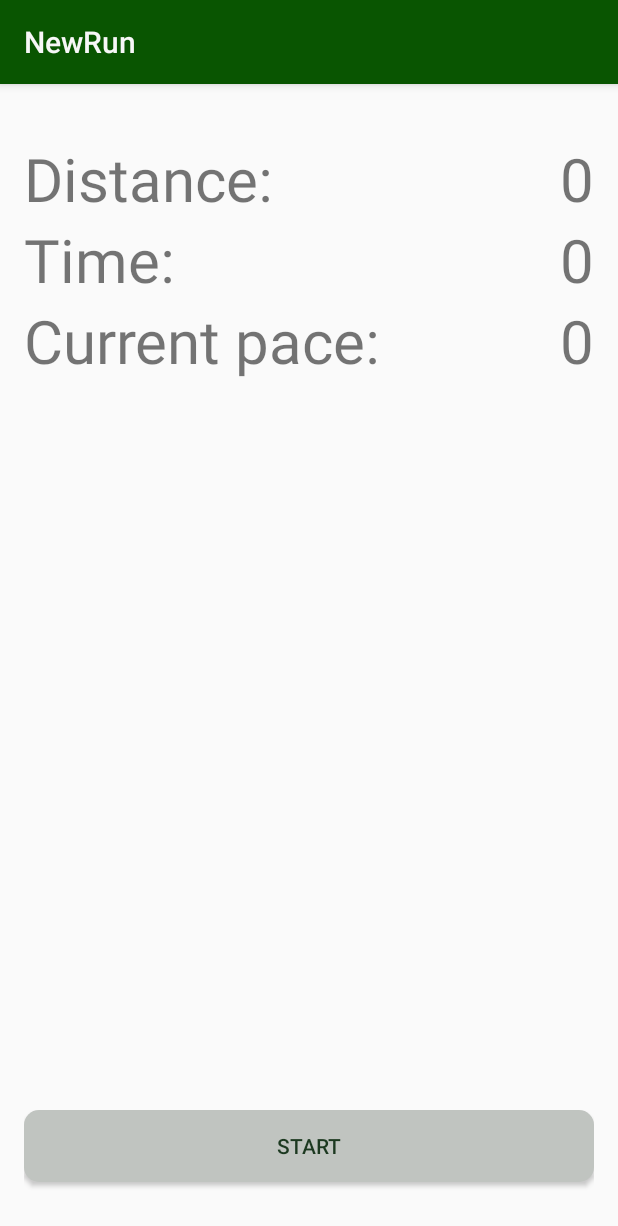
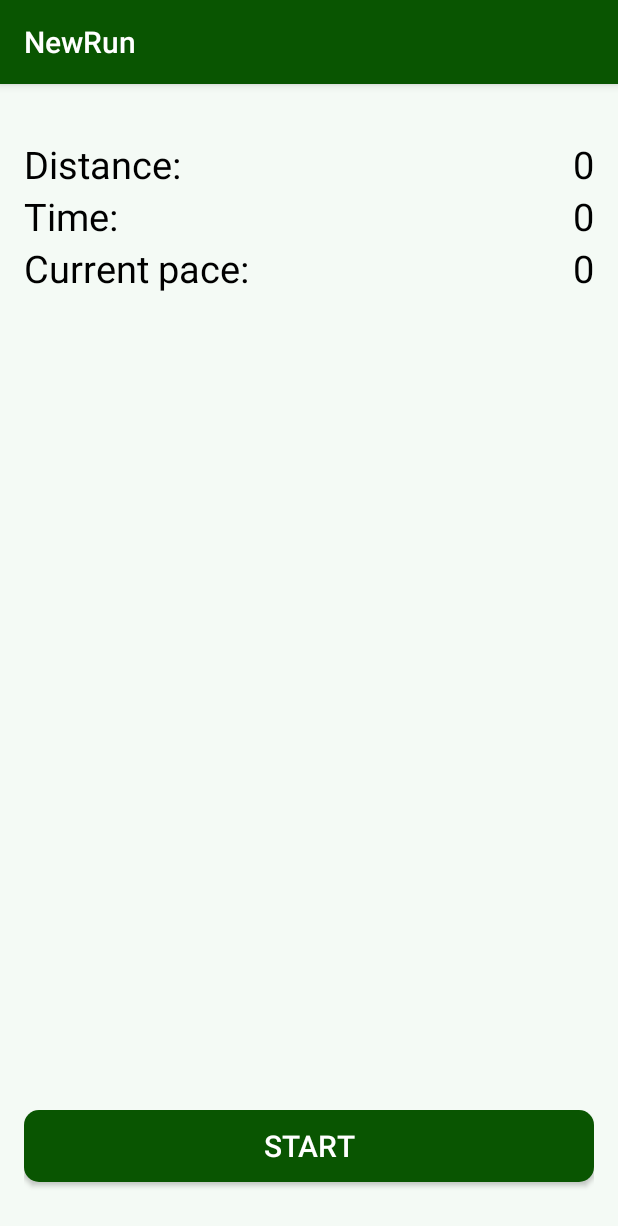
Before and after one commit to astrimagnussen/GhostRunner, an Android app: the NewRun screen opened directly, with no data from a screen before it, on a phone screen of 412 x 824 dp. Shown: the top 1226 px of the screen. Run offline under Robolectric (Android 15) with nearby library versions, the light colour scheme and no system bars.

Commit message:
Fixed the layout and the colors, before merge

```diff
--- a/app/build.gradle
+++ b/app/build.gradle
@@ -6,7 +6,7 @@ android {
 
     defaultConfig {
         applicationId "mycompany.ghostrunner"
-        minSdkVersion 20
+        minSdkVersion 21
         targetSdkVersion 23
         versionCode 1
         versionName "1.0"
--- a/app/src/main/java/mycompany/ghostrunner/NewRun.java
+++ b/app/src/main/java/mycompany/ghostrunner/NewRun.java
@@ -112,7 +112,6 @@ public class NewRun extends AppCompatActivity implements GoogleApiClient.Connect
         setContentView(R.layout.activity_new_run);
         Toolbar myToolbar = (Toolbar) findViewById(R.id.my_toolbar);
         setSupportActionBar(myToolbar);
-       // getSupportActionBar().setTitle("New Run");
         calculateRun = false;
 
         //Creates the mediaPlayer
--- a/app/src/main/res/drawable/round_shape_button.xml
+++ b/app/src/main/res/drawable/round_shape_button.xml
@@ -3,7 +3,7 @@
     android:shape="rectangle"
     android:padding="10dp">
 
-    <solid android:color="#c0c4c0"/>
+    <solid android:color="@color/colorButtonBackground"/>
 
     <corners
         android:bottomRightRadius="10dp"
--- a/app/src/main/res/layout/activity_ghost_run.xml
+++ b/app/src/main/res/layout/activity_ghost_run.xml
@@ -10,14 +10,14 @@
     <android.support.design.widget.AppBarLayout
         android:layout_width="match_parent"
         android:layout_height="wrap_content"
-        android:theme="@style/AppTheme.AppBarOverlay">
+        android:theme="@style/AppTheme.NoActionBar">
 
         <android.support.v7.widget.Toolbar
             android:id="@+id/toolbar"
             android:layout_width="match_parent"
             android:layout_height="?attr/actionBarSize"
             android:background="?attr/colorPrimary"
-            app:popupTheme="@style/AppTheme.PopupOverlay" />
+            app:popupTheme="@style/AppTheme.NoActionBar" />
 
     </android.support.design.widget.AppBarLayout>
 
--- a/app/src/main/res/layout/activity_main.xml
+++ b/app/src/main/res/layout/activity_main.xml
@@ -10,14 +10,14 @@
     <android.support.design.widget.AppBarLayout
         android:layout_width="match_parent"
         android:layout_height="wrap_content"
-        android:theme="@style/AppTheme.AppBarOverlay">
+        android:theme="@style/AppTheme.NoActionBar">
 
         <android.support.v7.widget.Toolbar
             android:id="@+id/toolbar"
             android:layout_width="match_parent"
             android:layout_height="?attr/actionBarSize"
             android:background="?attr/colorPrimary"
-            app:popupTheme="@style/AppTheme.PopupOverlay" />
+            app:popupTheme="@style/AppTheme.NoActionBar" />
 
     </android.support.design.widget.AppBarLayout>
 
--- a/app/src/main/res/layout/activity_new_run.xml
+++ b/app/src/main/res/layout/activity_new_run.xml
@@ -10,14 +10,14 @@
     <android.support.design.widget.AppBarLayout
         android:layout_width="match_parent"
         android:layout_height="wrap_content"
-        android:theme="@style/AppTheme">
+        android:theme="@style/AppTheme.NoActionBar">
 
         <android.support.v7.widget.Toolbar
             android:id="@+id/my_toolbar"
             android:layout_width="match_parent"
             android:layout_height="?attr/actionBarSize"
             android:background="?attr/colorPrimary"
-            app:popupTheme="@style/AppTheme"/>
+            app:popupTheme="@style/AppTheme.NoActionBar"/>
 
     </android.support.design.widget.AppBarLayout>
 
--- a/app/src/main/res/layout/content_main.xml
+++ b/app/src/main/res/layout/content_main.xml
@@ -17,15 +17,14 @@
     <Button android:id="@+id/new_run_button"
         android:layout_width="match_parent"
         android:layout_height="wrap_content"
-        android:hint="Coordinate"
         android:onClick="newRun"
+        android:buttonStyle="@style/myButtons"
         android:layout_alignParentTop="true"
         android:layout_alignParentRight="true"
         android:layout_alignParentEnd="true"
         android:layout_marginTop="134dp"
         android:text="New Run"
-        android:textColor="#1c3920"
-        android:textSize="30dip"
+
         android:contextClickable="true"
         android:background="@drawable/round_shape_button"/>
 
@@ -34,14 +33,13 @@
         android:id="@+id/ghost_run_button"
         android:layout_width="match_parent"
         android:layout_height="wrap_content"
+        android:buttonStyle="@style/myButtons"
         android:hint="Coordinate"
         android:onClick="ghostRun"
         android:layout_centerVertical="true"
         android:layout_alignParentLeft="true"
         android:layout_alignParentStart="true"
         android:text="Ghost Run"
-        android:textColor="#1c3920"
-        android:textSize="30dip"
         android:contextClickable="true"
         android:background="@drawable/round_shape_button"/>
 
--- a/app/src/main/res/layout/content_new_run.xml
+++ b/app/src/main/res/layout/content_new_run.xml
@@ -29,7 +29,7 @@
             android:layout_height="wrap_content"
             android:text="@string/distance_title"
             android:layout_marginTop="20dp"
-            android:textSize="40dip">
+            android:textViewStyle="@style/displayRun">
         </TextView>
 
         <TextView
@@ -39,7 +39,7 @@
             android:layout_marginTop="20dp"
             android:layout_alignParentRight ="true"
             android:text="0"
-            android:textSize="40dip" >
+            android:textViewStyle="@style/displayRun">
         </TextView>
 
         <TextView
@@ -48,7 +48,7 @@
             android:layout_height="wrap_content"
             android:text="@string/time_title"
             android:layout_below="@id/distanceTitle"
-            android:textSize="40dip" >
+            android:textViewStyle="@style/displayRun" >
         </TextView>
 
         <TextView
@@ -58,7 +58,7 @@
             android:layout_alignParentRight ="true"
             android:layout_below="@id/showDistance"
             android:text="0"
-            android:textSize="40dip" >
+            android:textViewStyle="@style/displayRun" >
         </TextView>
 
         <TextView
@@ -67,7 +67,7 @@
             android:layout_height="wrap_content"
             android:text="@string/speed_title"
             android:layout_below="@id/timeTitle"
-            android:textSize="40dip" >
+            android:textViewStyle="@style/displayRun" >
         </TextView>
 
         <TextView
@@ -77,7 +77,7 @@
             android:layout_alignParentRight ="true"
             android:layout_below="@id/showTime"
             android:text="0"
-            android:textSize="40dip" >
+            android:textViewStyle="@style/displayRun" >
         </TextView>
     </RelativeLayout>
 
@@ -85,19 +85,16 @@
         android:id="@+id/linearLayout3"
         android:layout_width="fill_parent"
         android:layout_height="match_parent"
-        android:orientation="vertical"
-        >
+        android:orientation="vertical">
 
         <Button android:id="@+id/startBtn"
             android:layout_width="match_parent"
             android:layout_height="wrap_content"
+            android:buttonStyle="@style/myButtons"
             android:text="@string/start_btn"
             android:onClick="startRun"
-        android:textColor="#1c3920"
-        android:buttonStyle="@style/CKButton"
-        android:background="@drawable/round_shape_button"
             android:layout_alignParentBottom ="true"
-        android:layout_marginBottom="20dp"
+            android:layout_marginBottom="20dip"
             />
 
         <Button android:id="@+id/stopBtn"
@@ -105,12 +102,9 @@
             android:layout_height="wrap_content"
             android:text="@string/stop_btn"
             android:onClick="stopRun"
-        android:textColor="#1c3920"
-        android:textSize="30dip"
-        android:background="@drawable/round_shape_button"
             android:layout_alignParentBottom ="true"
-        android:layout_marginBottom="20dp"
-
+            android:buttonStyle="@style/myButtons"
+            android:layout_marginBottom="20dip"
             />
 
         <Button android:id="@+id/saveRunBtn"
@@ -119,10 +113,8 @@
             android:layout_above="@+id/menuBtn"
             android:text="@string/save_btn"
             android:onClick="saveRun"
-            android:textColor="#1c3920"
-            android:textSize="30dip"
-            android:background="@drawable/round_shape_button"
-            android:layout_marginBottom="20dp"
+            android:buttonStyle="@style/myButtons"
+            android:layout_marginBottom="20dip"
             />
 
         <Button android:id="@+id/menuBtn"
@@ -130,11 +122,9 @@
             android:layout_height="wrap_content"
             android:text="@string/menu_btn"
             android:onClick="menu"
-            android:textColor="#1c3920"
-            android:textSize="30dip"
-            android:background="@drawable/round_shape_button"
             android:layout_alignParentBottom ="true"
-            android:layout_marginBottom="20dp"
+            android:buttonStyle="@style/myButtons"
+            android:layout_marginBottom="20dip"
             />
 
 
--- a/app/src/main/res/values-v21/styles.xml
+++ b/app/src/main/res/values-v21/styles.xml
@@ -1,20 +1,42 @@
-<resources>>
+<resources>
 
-    <style name="AppTheme.NoActionBar">
+    <!-- Base application theme. -->
+    <style name="AppTheme.NoActionBar" parent="Theme.AppCompat.Light.DarkActionBar">
+        <!-- Customize your theme here. -->
+        <item name="android:textColorPrimary">@color/colorTitle</item>
+        <item name="android:windowBackground">@color/colorWindowBackground</item>
+
+        <item name="colorPrimaryDark">@color/colorStatusBar</item>
+        <item name="android:statusBarColor">@color/colorStatusBar</item>
+
+        <item name="colorAccent">@color/colorAccent</item>
+        <item name="colorPrimary">@color/colorActionBar</item>
+        <item name="android:colorForeground">@android:color/holo_blue_dark</item>
+
         <item name="windowActionBar">false</item>
         <item name="windowNoTitle">true</item>
-        <item name="android:windowDrawsSystemBarBackgrounds">true</item>
-        <item name="android:statusBarColor">@android:color/transparent</item>
+
+        <item name="android:buttonStyle">@style/myButtons</item>
+
+        <item name="android:textViewStyle">@style/displayRun</item>
+
     </style>
 
-    <style name="AppTheme" parent="Theme.AppCompat.Light.DarkActionBar">
-        <!-- Customize your theme here. -->
-        <item name="android:textColorPrimary">#f7f7f7</item>
-        <item name="colorPrimaryDark">@color/colorPrimaryDark</item>
-        <item name="colorAccent">@color/colorAccent</item>
-        <item name="colorPrimary">@color/holo_green_dark</item>
-        <item name="android:colorForeground">@android:color/holo_blue_dark</item>
-        <item name="android:navigationBarColor">@color/design_textinput_error_color_light</item>
-        <item name="android:statusBarColor">@color/colorPrimaryDark</item>
+
+    <!-- Customize your button theme here. -->
+    <style name="myButtons" parent="android:style/Widget.Material.Light.Button">
+        <item name="android:textSize">20dp</item>
+        <item name="android:textColor">@color/colorButtonText</item>
+        <item name="android:background">@drawable/round_shape_button</item>
     </style>
+
+    <style name="displayRun" parent="android:style/Widget.Material.Light.TextView">
+        <item name="android:textSize">25dp</item>
+        <item name="android:textColor">@color/colorDisplayRunText</item>
+    </style>
+
+
+
+
+
 </resources>
--- a/app/src/main/res/values/colors.xml
+++ b/app/src/main/res/values/colors.xml
@@ -1,7 +1,12 @@
 <?xml version="1.0" encoding="utf-8"?>
 <resources>
     <color name="colorPrimary">#3F51B5</color>
-    <color name="colorPrimaryDark">#06320b</color>
+    <color name="colorStatusBar">#06320b</color>
     <color name="colorAccent">#FF4081</color>
-    <color name="holo_green_dark">#095501</color>
+    <color name="colorActionBar">#095501</color>
+    <color name="colorWindowBackground">#f4faf5</color>
+    <color name="colorTitle">#fff</color>
+    <color name="colorButtonText">#ffffff</color>
+    <color name="colorButtonBackground">#095501</color>
+    <color name="colorDisplayRunText">#000000</color>
 </resources>
--- a/app/src/main/res/values/styles.xml
+++ b/app/src/main/res/values/styles.xml
@@ -1,37 +1,34 @@
 <resources>
 
     <!-- Base application theme. -->
-    <style name="AppTheme" parent="Theme.AppCompat.Light.DarkActionBar">
+    <style name="AppTheme.NoActionBar" parent="Theme.AppCompat.Light.DarkActionBar">
         <!-- Customize your theme here. -->
-        <item name="android:textColorPrimary">#f7f7f7</item>
-        <item name="colorPrimaryDark">@color/colorPrimaryDark</item>
+        <item name="android:textColorPrimary">@color/colorTitle</item>
+        <item name="android:windowBackground">@color/colorWindowBackground</item>
+
+        <item name="colorPrimaryDark">@color/colorStatusBar</item>
+        <item name="android:statusBarColor">@color/colorStatusBar</item>
+
         <item name="colorAccent">@color/colorAccent</item>
-        <item name="colorPrimary">@color/holo_green_dark</item>
+        <item name="colorPrimary">@color/colorActionBar</item>
         <item name="android:colorForeground">@android:color/holo_blue_dark</item>
 
+        <item name="windowActionBar">false</item>
+        <item name="windowNoTitle">true</item>
 
-
+        <item name="android:buttonStyle">@style/myButtons</item>
     </style>
 
 
-    <style name="Buttons" parent="AppTheme">
-        <item name="android:buttonStyle">@style/CKButton</item>
-    </style>
-    <style name="CKButton" parent="android:style/Widget.Button">
+    <!-- Customize your button theme here. -->
+    <style name="myButtons" parent="android:style/Widget.Material.Light.Button">
         <item name="android:textSize">25dp</item>
-        <item name="android:textColor">#e40d0d</item>
+        <item name="android:textColor">@color/colorButtonText</item>
+        <item name="android:layout_marginBottom">20dp</item>
+        <item name="android:background">@drawable/round_shape_button</item>
     </style>
 
 
-    <style name="AppTheme.NoActionBar">
-        <item name="android:background">#20872f</item>
-        <item name="windowActionBar">false</item>
-        <item name="windowNoTitle">true</item>
-    </style>
-
-    <style name="AppTheme.AppBarOverlay" parent="ThemeOverlay.AppCompat.Dark.ActionBar" />
-
-    <style name="AppTheme.PopupOverlay" parent="ThemeOverlay.AppCompat.Light" />
 
 
 
```
Lines whose indentation alone changed are shown as unchanged.
